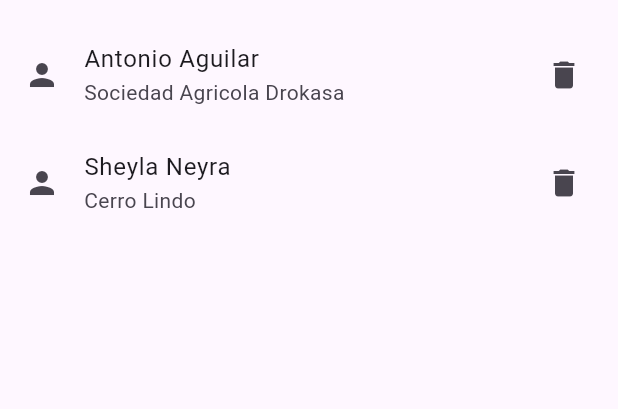
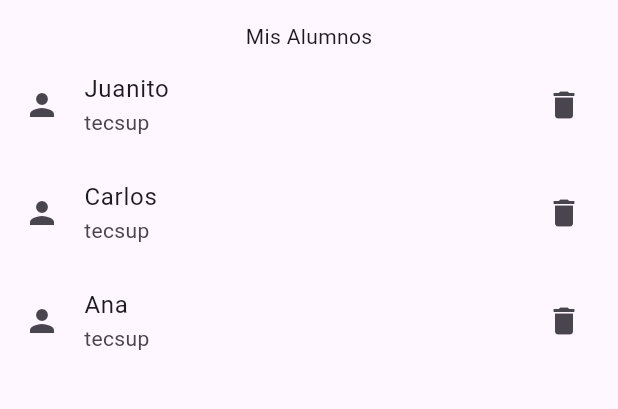
Before and after one commit to Ahrend03/flutter_matriculasapp, a Flutter app: the screen it shows after launch, on a phone screen of 412 x 824 dp, the part 63-472 px from its top. Run offline on Flutter 3.47's test engine with Material 3 defaults, Android fonts, the phone set to English and light mode, and no system bars.

Commit message:
generateListTile

```diff
--- /dev/null
+++ b/lib/models/carrera_model.dart
@@ -0,0 +1,5 @@
+class Carrera{
+  String titulo;
+  String duracion;
+  Carrera({required this.titulo, required this.duracion});
+}
--- a/lib/models/matricula_model.dart
+++ b/lib/models/matricula_model.dart
@@ -1,8 +1,15 @@
 import 'package:flutter_matriculasapp/models/alumno_model.dart';
+import 'package:flutter_matriculasapp/models/carrera_model.dart';
 
 class Matricula{
   Alumno alumno;
   String? fecha;
   String hora;
-  Matricula({required this.alumno,this.fecha,this.hora = "10:00"});
+  Carrera carrera;
+  Matricula({
+    required this.alumno,
+    this.fecha,
+    this.hora = "10:00",
+    required this.carrera
+    });
 }
--- a/lib/pages/matricula_page.dart
+++ b/lib/pages/matricula_page.dart
@@ -1,20 +1,36 @@
 import 'package:flutter/material.dart';
+import 'package:flutter_matriculasapp/models/carrera_model.dart';
 import 'package:flutter_matriculasapp/models/matricula_model.dart';
 import 'package:flutter_matriculasapp/pages/alumno_card.dart';
 import 'package:flutter_matriculasapp/models/alumno_model.dart';
 
 class MatriculaPage extends StatelessWidget{
-  Matricula nuevomatricola = new Matricula(alumno: Alumno("Jeremy", "jeremy@gmail.com", "45858565"),
-  fecha: "26/05/2024");
+  Matricula nuevomatricola = Matricula(alumno: Alumno("Jeremy", "jeremy@gmail.com", "45858565"),
+  fecha: "26/05/2024",carrera: Carrera(titulo: "Ing. Sistemas",duracion: "5años"));
+
+  List<Alumno> alumnoList = [
+    Alumno("Juanito", "juanito@gmail.com", "123456789"),
+    Alumno("Carlos", "carlos@gmail.com", "85859858"),
+    Alumno("Ana", "ana@gmail.com", "85859595")
+  ];
+
+  List<Widget> tilesList = [];
+  generateListTile(){
+    alumnoList.forEach((element){
+      tilesList.add(AlumnoCard(name: element.nombre, institucion: "tecsup"));
+    });
+  }
+
   @override
   Widget build(BuildContext context){
+    generateListTile();
     return Scaffold(
       appBar: AppBar(title: Text("Matricula"),
       ),
-      body: Column(children: [
-        AlumnoCard(name:"Antonio Aguilar", institucion:"Sociedad Agricola Drokasa"),
-        AlumnoCard(name: "Sheyla Neyra",institucion: "Cerro Lindo"),
-      ],),
+      body: Column(children: [Text("Mis Alumnos"),
+      ...tilesList,
+      ],
+      ),
     );
   }
 }
--- a/pubspec.yaml
+++ b/pubspec.yaml
@@ -45,7 +45,7 @@ dev_dependencies:
   # activated in the `analysis_options.yaml` file located at the root of your
   # package. See that file for information about deactivating specific lint
   # rules and activating additional ones.
-  flutter_lints: ^3.0.0
+  #flutter_lints: ^3.0.0
 
 # For information on the generic Dart part of this file, see the
 # following page: https://dart.dev/tools/pub/pubspec
```
Also changed, not shown: pubspec.lock.
